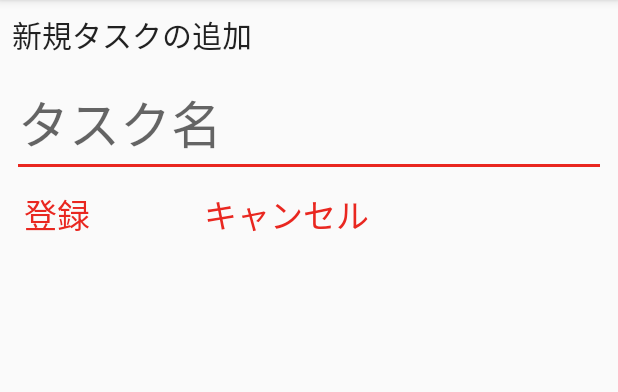
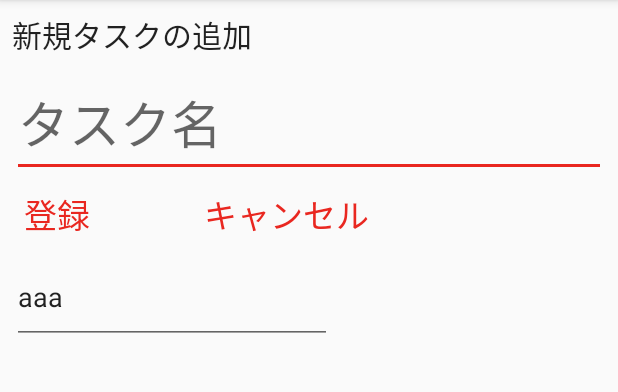
Before and after one commit to mochoi999/Pomer, an Android app: the RegisterTaskActivity screen opened directly, with no data from a screen before it, after a tap on "登録", on a phone screen of 412 x 824 dp, the part 84-476 px from its top. Run offline under Robolectric (Android 15) with nearby library versions, the phone set to English and light mode, and no system bars; our stand-ins replace data binding.

Commit message:
双方向バインディングに変更

```diff
--- a/app/src/main/java/com/mochoi/pomer/view/RegisterTaskActivity.java
+++ b/app/src/main/java/com/mochoi/pomer/view/RegisterTaskActivity.java
@@ -1,6 +1,7 @@
 package com.mochoi.pomer.view;
 
 import android.databinding.DataBindingUtil;
+import android.databinding.ObservableField;
 import android.os.Bundle;
 import android.support.v7.app.AppCompatActivity;
 
@@ -17,8 +18,13 @@ public class RegisterTaskActivity extends AppCompatActivity implements RegisterT
 
         RegisterTaskBinding registerTaskBinding = DataBindingUtil.setContentView(this, R.layout.register_task);
         RegisterTaskVM registerTaskVM = new RegisterTaskVM();
-        registerTaskVM.task.set(new Task());
-        registerTaskVM.setNavigator(this);
+//        registerTaskVM.task.set(new Task());
+        registerTaskVM.task.set(new Task());;
+        ObservableField<String> aaa = new ObservableField<>();
+        aaa.set("aaa");
+        registerTaskVM.aaa = aaa;
+
+                registerTaskVM.setNavigator(this);
         registerTaskBinding.setTaskVM(registerTaskVM);//layoutのnameにセット
 
     }
--- a/app/src/main/java/com/mochoi/pomer/viewmodel/RegisterTaskVM.java
+++ b/app/src/main/java/com/mochoi/pomer/viewmodel/RegisterTaskVM.java
@@ -8,6 +8,7 @@ import com.mochoi.pomer.contract.RegisterTaskNavigator;
 public class RegisterTaskVM {
 
     public final ObservableField<Task> task = new ObservableField<>();
+    public ObservableField<String> aaa = new ObservableField<>();
     public RegisterTaskNavigator navigator;
 
     public void setNavigator(RegisterTaskNavigator navigator){
@@ -15,7 +16,8 @@ public class RegisterTaskVM {
     }
 
     public void register(){
-        Log.d("TEST","%%%%%%%%%%%%%%%%%%%%"+task.get().getTaskName().toString());
+        String taskName = task.get().taskName;
+
     }
 
     public void backActivity(){
--- a/app/src/main/java/com/mochoi/pomer/viewmodel/Task.java
+++ b/app/src/main/java/com/mochoi/pomer/viewmodel/Task.java
@@ -4,19 +4,9 @@ import android.databinding.ObservableField;
 
 public class Task {
 
-    private final ObservableField<String> taskName = new ObservableField<>();
+    public String taskName;
 
     public Task(){
     }
 
-    public Task(String taskName){
-        this.taskName.set(taskName);
-    }
-
-    public ObservableField<String> getTaskName() {
-        return taskName;
-    }
-    public void setTaskName(String taskName){
-        this.taskName.set(taskName);
-    }
 }
--- /dev/null
+++ b/app/src/main/java/com/mochoi/pomer/viewmodel/TaskRO.java
@@ -0,0 +1,11 @@
+package com.mochoi.pomer.viewmodel;
+
+import io.realm.RealmObject;
+import io.realm.annotations.PrimaryKey;
+
+public class TaskRO extends RealmObject {
+    @PrimaryKey
+    public long id;
+    public String taskName;
+
+}
--- a/app/src/main/res/layout/register_task.xml
+++ b/app/src/main/res/layout/register_task.xml
@@ -34,7 +34,7 @@
             android:ems="10"
             android:hint="タスク名"
             android:inputType="textPersonName"
-            android:text="@{taskVM.task.taskName}"
+            android:text="@={taskVM.task.taskName}"
             android:textAppearance="@style/TextAppearance.AppCompat.Display1"
             app:layout_constraintEnd_toEndOf="parent"
             app:layout_constraintStart_toStartOf="@+id/title"
@@ -64,5 +64,17 @@
             android:textAppearance="@style/TextAppearance.AppCompat.Large"
             app:layout_constraintStart_toEndOf="@+id/register_task"
             app:layout_constraintTop_toTopOf="@+id/register_task" />
+
+        <EditText
+            android:id="@+id/editText"
+            android:layout_width="wrap_content"
+            android:layout_height="62dp"
+            android:layout_marginStart="8dp"
+            android:layout_marginTop="8dp"
+            android:ems="10"
+            android:inputType="textPersonName"
+            android:text="@={taskVM.aaa}"
+            app:layout_constraintStart_toStartOf="parent"
+            app:layout_constraintTop_toBottomOf="@+id/register_task" />
     </android.support.constraint.ConstraintLayout>
 </layout>
```
